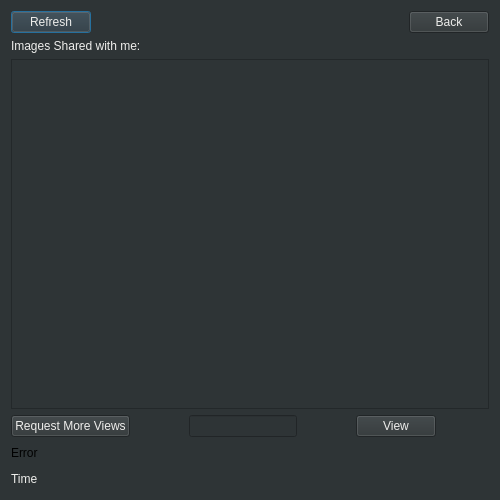
Above: sharedimagesdialog.ui from hassan-kandil/DistImage before the change. Below: the same form after it.
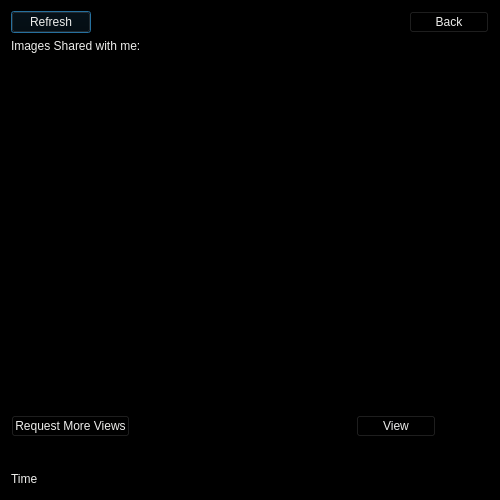
That is the form after the change.

What changed in the file:
```diff
--- a/sharedimagesdialog.ui
+++ b/sharedimagesdialog.ui
@@ -14,7 +14,7 @@
    <string>DistImage</string>
   </property>
   <property name="styleSheet">
-   <string notr="true">background-color: rgb(46, 52, 54)
+   <string notr="true">background-color: rgb(0,0,0)
 </string>
   </property>
   <layout class="QVBoxLayout" name="verticalLayout">
```
